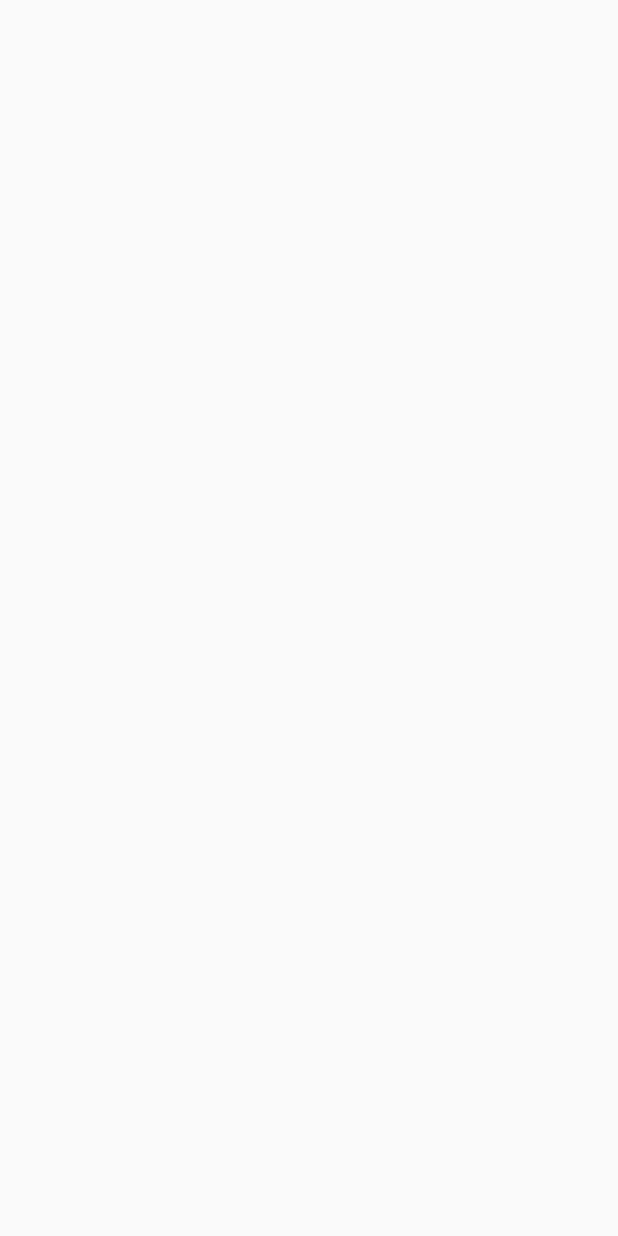
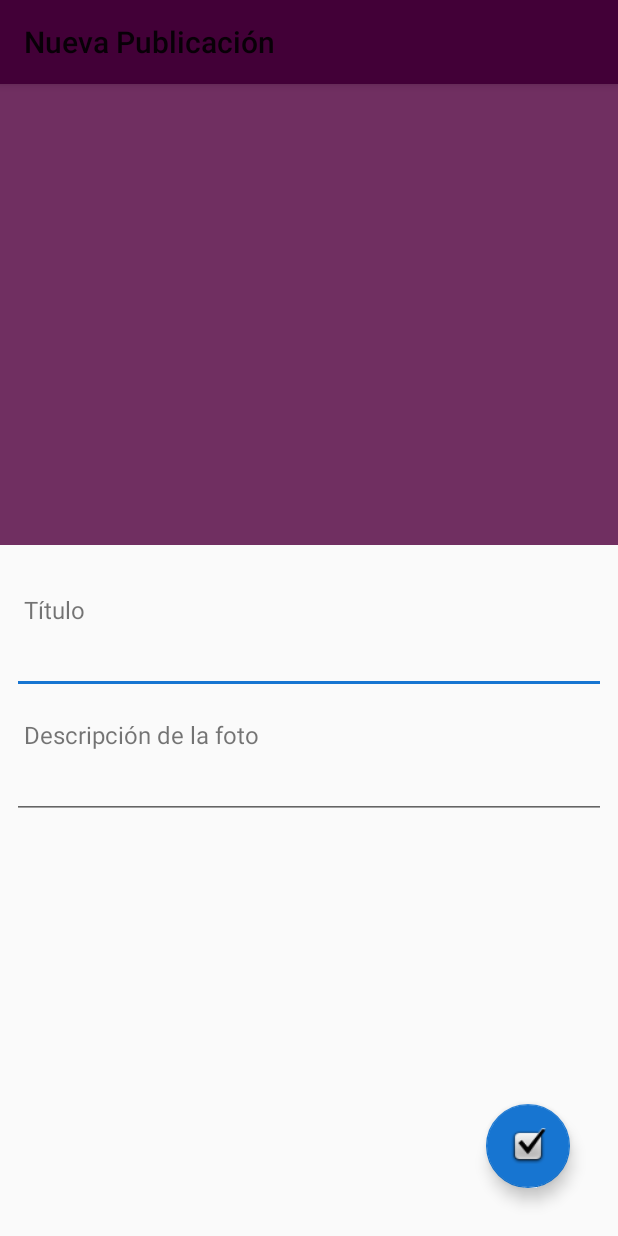
Before and after one commit to OscarOK/PhotoShare, an Android app: the PostActivity screen opened directly, with no data from a screen before it, on a phone screen of 412 x 824 dp. Before the commit the screen is empty. Run offline under Robolectric (Android 15) with nearby library versions, the phone set to English and light mode, and no system bars; our stand-ins replace Firebase (no records; nobody signed in at launch, a user with empty details on screens opened directly).

Commit message:
Se puede tomar foto, crear publicación y subirla a la base de datos

```diff
--- a/app/src/main/AndroidManifest.xml
+++ b/app/src/main/AndroidManifest.xml
@@ -50,7 +50,9 @@
             android:name=".ImageActivity"
             android:label="@string/title_activity_image"
             android:theme="@style/AppTheme" />
-        <activity android:name=".PostActivity"></activity>
+        <activity android:name=".PostActivity"
+            android:theme="@style/AppTheme.WithActionBar"
+            android:label="@string/label_new_post"/>
     </application>
 
 </manifest>
--- a/app/src/main/java/com/changos/photoshare/PostActivity.java
+++ b/app/src/main/java/com/changos/photoshare/PostActivity.java
@@ -1,13 +1,58 @@
 package com.changos.photoshare;
 
+import android.graphics.Bitmap;
+import android.support.design.widget.FloatingActionButton;
 import android.support.v7.app.AppCompatActivity;
 import android.os.Bundle;
+import android.view.View;
+import android.widget.EditText;
+import android.widget.ImageView;
+
+import com.changos.photoshare.database.Post;
+import com.google.firebase.auth.FirebaseAuth;
 
 public class PostActivity extends AppCompatActivity {
+
+    EditText titleEditText;
+    EditText descriptionEditText;
+
+    Bitmap postImage;
 
     @Override
     protected void onCreate(Bundle savedInstanceState) {
         super.onCreate(savedInstanceState);
         setContentView(R.layout.activity_post);
+
+        titleEditText = (EditText) findViewById(R.id.post_title_edittext);
+        descriptionEditText = (EditText) findViewById(R.id.post_description_edittext);
+
+        if(getIntent().getExtras() != null) {
+            postImage = (Bitmap) getIntent().getExtras().getParcelable("imageData");
+
+            ImageView postImageView = (ImageView) findViewById(R.id.postImageView);
+
+            postImageView.setImageBitmap(postImage);
+        }
+
+        FloatingActionButton finishPostFab = (FloatingActionButton) findViewById(R.id.finish_post_fab);
+
+        finishPostFab.setOnClickListener(new View.OnClickListener() {
+            @Override
+            public void onClick(View view) {
+                upload_post();
+            }
+        });
+
+    }
+
+    public void upload_post(){
+        String postTitle = titleEditText.getText().toString();
+        String postDescription = descriptionEditText.getText().toString();
+
+        Post newPost = new Post(
+                FirebaseAuth.getInstance().getCurrentUser().getUid(),
+                postTitle, postDescription, postImage);
+
+        newPost.uploadPostToDatabase();
     }
 }
--- a/app/src/main/res/layout/activity_post.xml
+++ b/app/src/main/res/layout/activity_post.xml
@@ -4,6 +4,89 @@
     xmlns:tools="http://schemas.android.com/tools"
     android:layout_width="match_parent"
     android:layout_height="match_parent"
-    tools:context="com.changos.photoshare.PostActivity">
+    tools:context="com.changos.photoshare.PostActivity"
+    android:orientation="vertical">
+
+    <View
+        android:layout_width="0dp"
+        android:layout_height="0dp"
+        app:layout_constraintTop_toTopOf="parent"
+        app:layout_constraintEnd_toEndOf="parent"
+        android:background="@color/colorPrimaryLightLight"
+        app:layout_constraintStart_toStartOf="parent"
+        app:layout_constraintBottom_toTopOf="@id/postActivityGuideline"/>
+
+    <ImageView
+        android:id="@+id/postImageView"
+        android:layout_width="0dp"
+        android:layout_height="0dp"
+        android:scaleType="fitCenter"
+        app:layout_constraintTop_toTopOf="parent"
+        app:layout_constraintEnd_toEndOf="parent"
+        android:src="@color/colorPrimaryLight"
+        app:layout_constraintStart_toStartOf="parent"
+        app:layout_constraintBottom_toTopOf="@id/postActivityGuideline"/>
+
+    <android.support.constraint.Guideline
+        android:id="@+id/postActivityGuideline"
+        android:layout_width="0dp"
+        android:layout_height="0dp"
+        android:orientation="horizontal"
+        app:layout_constraintGuide_percent="0.4" />
+
+    <TextView
+        android:id="@+id/post_title_tv"
+        android:layout_width="wrap_content"
+        android:layout_height="wrap_content"
+        android:layout_marginTop="32dp"
+        android:layout_marginLeft="16dp"
+        android:text="@string/post_title"
+        android:textSize="16sp"
+        app:layout_constraintStart_toStartOf="parent"
+        app:layout_constraintTop_toTopOf="@id/postActivityGuideline" />
+
+    <EditText
+        android:id="@+id/post_title_edittext"
+        android:layout_width="0dp"
+        android:layout_height="wrap_content"
+        android:layout_marginEnd="8dp"
+        android:layout_marginStart="8dp"
+        android:maxLength="@integer/maxLengthPostTitle"
+        app:layout_constraintEnd_toEndOf="parent"
+        app:layout_constraintStart_toStartOf="parent"
+        app:layout_constraintTop_toBottomOf="@+id/post_title_tv" />
+
+    <TextView
+        android:id="@+id/post_description_tv"
+        android:layout_width="wrap_content"
+        android:layout_height="wrap_content"
+        android:layout_marginTop="16dp"
+        android:layout_marginLeft="16dp"
+        android:text="@string/post_description"
+        android:textSize="16sp"
+        app:layout_constraintStart_toStartOf="parent"
+        app:layout_constraintTop_toBottomOf="@id/post_title_edittext" />
+
+    <EditText
+        android:id="@+id/post_description_edittext"
+        android:layout_width="0dp"
+        android:layout_height="wrap_content"
+        android:layout_marginEnd="8dp"
+        android:layout_marginStart="8dp"
+        app:layout_constraintEnd_toEndOf="parent"
+        android:maxLength="@integer/maxLengthPostDescription"
+        app:layout_constraintStart_toStartOf="parent"
+        app:layout_constraintTop_toBottomOf="@+id/post_description_tv" />
+
+    <android.support.design.widget.FloatingActionButton
+        android:id="@+id/finish_post_fab"
+        android:layout_width="wrap_content"
+        android:layout_height="wrap_content"
+        android:layout_marginBottom="32dp"
+        android:layout_marginEnd="32dp"
+        android:layout_marginRight="32dp"
+        app:layout_constraintBottom_toBottomOf="parent"
+        app:layout_constraintEnd_toEndOf="parent"
+        app:srcCompat="@android:drawable/checkbox_on_background" />
 
 </android.support.constraint.ConstraintLayout>
--- a/app/src/main/res/values/colors.xml
+++ b/app/src/main/res/values/colors.xml
@@ -3,6 +3,7 @@
     <color name="colorPrimary">#420037</color>
     <color name="colorPrimaryDark">#220012</color>
     <color name="colorPrimaryLight">#702f61</color>
+    <color name="colorPrimaryLightLight">#9b4888</color>
     <color name="colorAccent">#1775d1</color>
     <color name="colorAccentDark">#1775d1</color>
     <color name="colorAccentLight">#63a3ff</color>
--- a/app/src/main/res/values/integers.xml
+++ b/app/src/main/res/values/integers.xml
@@ -2,4 +2,6 @@
 <resources>
 
     <integer name="maxLengthDescriptionCustomRow">120</integer>
+    <integer name="maxLengthPostTitle">60</integer>
+    <integer name="maxLengthPostDescription">500</integer>
 </resources>
--- a/app/src/main/res/values/strings.xml
+++ b/app/src/main/res/values/strings.xml
@@ -13,4 +13,7 @@
     <string name="title_home">Home</string>
     <string name="title_dashboard">Dashboard</string>
     <string name="title_notifications">Notifications</string>
+    <string name="post_title">Título</string>
+    <string name="post_description">Descripción de la foto</string>
+    <string name="label_new_post">Nueva Publicación</string>
 </resources>
--- a/app/src/main/res/values/styles.xml
+++ b/app/src/main/res/values/styles.xml
@@ -7,6 +7,14 @@
         <item name="colorPrimaryDark">@color/colorPrimaryDark</item>
         <item name="colorAccent">@color/colorAccent</item>
         <item name="android:textColorHint">@color/hintTextColorsito</item>
+    </style>
+
+    <style name="AppTheme.WithActionBar" parent="Theme.AppCompat.Light">
+        <item name="colorPrimary">@color/colorPrimary</item>
+        <item name="colorPrimaryDark">@color/colorPrimaryDark</item>
+        <item name="colorAccent">@color/colorAccent</item>
+        <item name="android:textColorHint">@color/hintTextColorsito</item>
+        <item name="android:actionMenuTextColor">@color/secondaryTextColor</item>
     </style>
 
     <style name="AppTheme.NoActionBar">
```
